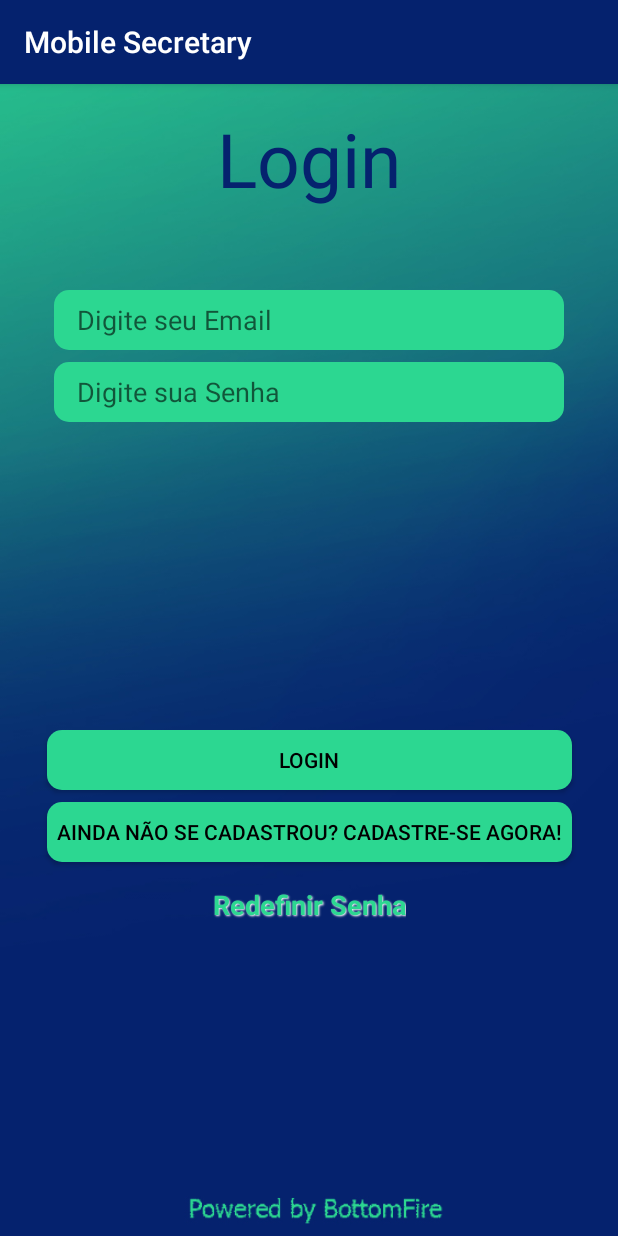
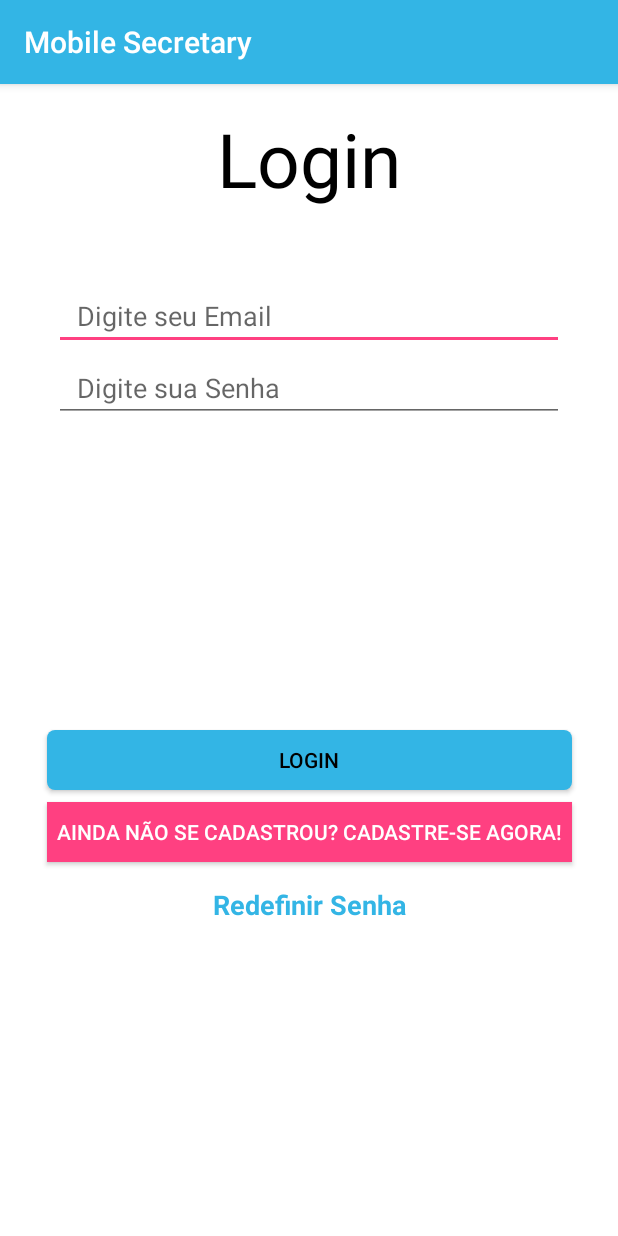
Before and after one commit to MarthinKorb/MobileSecretary, an Android app: the screen it shows after launch (LoginActivity), on a phone screen of 412 x 824 dp. Run offline under Robolectric (Android 15) with nearby library versions, the phone set to English and light mode, and no system bars; our stand-ins replace Firebase (no records; nobody signed in at launch, a user with empty details on screens opened directly).

Commit message:
alterações no layout

```diff
--- a/app/src/main/java/mobiletcc/curso/br/mobilesecretarytcc/AddConsultaActivity.java
+++ b/app/src/main/java/mobiletcc/curso/br/mobilesecretarytcc/AddConsultaActivity.java
@@ -108,7 +108,6 @@ public class AddConsultaActivity extends AppCompatActivity implements TimePicker
 
     @Override
     public void onTimeSet(TimePicker view, int hourOfDay, int minute) {
-
         edtHora.setText(hourOfDay + ":" + minute);
     }
 
@@ -134,6 +133,7 @@ public class AddConsultaActivity extends AppCompatActivity implements TimePicker
             public void onDataChange(@NonNull DataSnapshot dataSnapshot) {
                 listaConsulta.clear();
                 for (DataSnapshot dtSnapshot:dataSnapshot.getChildren()){
+
                     Consulta c = dtSnapshot.getValue(Consulta.class);
                     if(c.getIdUser() == null){
                         listaConsulta.add(c);
--- a/app/src/main/res/drawable/bg_calend.xml
+++ b/app/src/main/res/drawable/bg_calend.xml
@@ -1,9 +1,8 @@
 <?xml version="1.0" encoding="utf-8"?>
 <shape xmlns:android="http://schemas.android.com/apk/res/android">
 
-<corners android:radius="10dp"></corners>
+<corners android:radius="5dp"></corners>
 
     <solid android:color="@color/colorButtons"></solid>
 
-
 </shape>
--- a/app/src/main/res/layout/activity_add_consulta.xml
+++ b/app/src/main/res/layout/activity_add_consulta.xml
@@ -4,7 +4,6 @@
     xmlns:tools="http://schemas.android.com/tools"
     android:layout_width="match_parent"
     android:layout_height="match_parent"
-    android:background="@drawable/fundoapp"
     tools:context=".AddConsultaActivity">
 
     <EditText
@@ -17,7 +16,6 @@
         android:layout_marginEnd="8dp"
         android:layout_marginRight="8dp"
         android:layout_marginBottom="16dp"
-        android:background="@drawable/bg_calend"
         android:ems="10"
         android:hint="Data"
         android:inputType="date"
@@ -37,7 +35,6 @@
         android:layout_marginTop="14dp"
         android:layout_marginEnd="8dp"
         android:layout_marginRight="8dp"
-        android:background="@drawable/bg_calend"
         android:ems="10"
         android:hint="Hora"
         android:inputType="time"
@@ -58,7 +55,6 @@
         android:layout_marginEnd="8dp"
         android:layout_marginRight="8dp"
         android:layout_marginBottom="8dp"
-        android:background="@drawable/bg_calend"
         android:padding="20dp"
         app:layout_constraintBottom_toBottomOf="parent"
         app:layout_constraintEnd_toEndOf="parent"
--- a/app/src/main/res/layout/activity_adm.xml
+++ b/app/src/main/res/layout/activity_adm.xml
@@ -4,7 +4,6 @@
     xmlns:tools="http://schemas.android.com/tools"
     android:layout_width="match_parent"
     android:layout_height="match_parent"
-    android:background="@drawable/fundoapp"
     tools:context=".AdmActivity">
 
     <TextView
@@ -21,7 +20,7 @@
         android:shadowDy="1"
         android:shadowRadius="10"
         android:text="Mobile Secretary"
-        android:textColor="#05226E"
+        android:textColor="@android:color/black"
         android:textSize="45sp"
         app:layout_constraintEnd_toEndOf="parent"
         app:layout_constraintStart_toStartOf="parent"
--- a/app/src/main/res/layout/activity_cadastro.xml
+++ b/app/src/main/res/layout/activity_cadastro.xml
@@ -4,7 +4,6 @@
     xmlns:tools="http://schemas.android.com/tools"
     android:layout_width="match_parent"
     android:layout_height="match_parent"
-    android:background="@drawable/fundoapp"
     tools:context=".CadastroActivity"
     tools:layout_editor_absoluteY="25dp">
 
@@ -13,7 +12,6 @@
         android:layout_width="340dp"
         android:layout_height="40dp"
         android:layout_marginTop="16dp"
-        android:background="@drawable/bg_calend"
         android:ems="10"
         android:focusable="auto"
         android:focusedByDefault="true"
@@ -30,7 +28,6 @@
         android:layout_width="340dp"
         android:layout_height="40dp"
         android:layout_marginTop="8dp"
-        android:background="@drawable/bg_calend"
         android:ems="10"
         android:hint="Digite seu Email"
         android:inputType="textEmailAddress"
@@ -46,7 +43,6 @@
         android:layout_width="340dp"
         android:layout_height="40dp"
         android:layout_marginTop="8dp"
-        android:background="@drawable/bg_calend"
         android:ems="10"
         android:hint="Digite sua senha"
         android:inputType="textPassword"
@@ -80,7 +76,6 @@
         android:layout_marginTop="16dp"
         android:layout_marginEnd="8dp"
         android:layout_marginRight="8dp"
-        android:background="@drawable/bg_button_img_rounded"
         android:hint="Carregar foto"
         android:textColor="#fff"
         android:textColorHint="#fff"
@@ -105,7 +100,6 @@
         android:layout_width="340dp"
         android:layout_height="40dp"
         android:layout_marginTop="8dp"
-        android:background="@drawable/bg_calend"
         android:ems="10"
         android:hint="Confirme sua senha"
         android:inputType="textPassword"
--- a/app/src/main/res/layout/activity_calendario.xml
+++ b/app/src/main/res/layout/activity_calendario.xml
@@ -16,7 +16,7 @@
         android:layout_marginEnd="33dp"
         android:layout_marginRight="33dp"
         android:layout_marginBottom="78dp"
-        android:background="@drawable/bg_calend"
+        android:background="@android:color/white"
         app:layout_constraintBottom_toTopOf="@+id/btn_ConfirmaId"
         app:layout_constraintEnd_toEndOf="parent"
         app:layout_constraintStart_toStartOf="parent"
@@ -31,7 +31,6 @@
         android:layout_marginEnd="27dp"
         android:layout_marginRight="27dp"
         android:layout_marginBottom="16dp"
-        android:background="@drawable/bg_calend"
         android:text="Confirmar"
         app:layout_constraintBottom_toBottomOf="parent"
         app:layout_constraintEnd_toEndOf="parent"
--- a/app/src/main/res/layout/activity_consultas_disponiveis.xml
+++ b/app/src/main/res/layout/activity_consultas_disponiveis.xml
@@ -4,7 +4,6 @@
     xmlns:tools="http://schemas.android.com/tools"
     android:layout_width="match_parent"
     android:layout_height="match_parent"
-    android:background="@color/colorBackgroundApp"
     tools:context=".ConsultasDisponiveisActivity">
 
     <ListView
@@ -16,7 +15,6 @@
         android:layout_marginTop="24dp"
         android:layout_marginEnd="8dp"
         android:layout_marginRight="8dp"
-        android:background="@drawable/bg_calend"
         android:padding="20dp"
         app:layout_constraintEnd_toEndOf="parent"
         app:layout_constraintHorizontal_bias="0.0"
--- a/app/src/main/res/layout/activity_gerenciar_consulta.xml
+++ b/app/src/main/res/layout/activity_gerenciar_consulta.xml
@@ -4,7 +4,7 @@
     xmlns:tools="http://schemas.android.com/tools"
     android:layout_width="match_parent"
     android:layout_height="match_parent"
-    android:background="@drawable/fundoapp"
+    android:background="@color/colorBackgroundApp"
     tools:context=".GerenciarConsultaActivity"
     tools:layout_editor_absoluteY="25dp">
 
@@ -34,7 +34,6 @@
         android:layout_marginTop="8dp"
         android:layout_marginEnd="8dp"
         android:layout_marginRight="8dp"
-        android:background="@drawable/bg_calend"
         android:padding="20dp"
         app:layout_constraintEnd_toEndOf="parent"
         app:layout_constraintHorizontal_bias="0.0"
--- a/app/src/main/res/layout/activity_historico_consultas.xml
+++ b/app/src/main/res/layout/activity_historico_consultas.xml
@@ -17,7 +17,6 @@
         android:layout_marginEnd="8dp"
         android:layout_marginRight="8dp"
         android:layout_marginBottom="32dp"
-        android:background="@drawable/bg_calend"
         android:padding="20dp"
         app:layout_constraintBottom_toBottomOf="parent"
         app:layout_constraintEnd_toEndOf="parent"
--- a/app/src/main/res/layout/activity_lista_users.xml
+++ b/app/src/main/res/layout/activity_lista_users.xml
@@ -17,7 +17,7 @@
         android:layout_marginEnd="8dp"
         android:layout_marginRight="8dp"
         android:layout_marginBottom="8dp"
-        android:background="@drawable/bg_calend"
+        android:background="@color/colorBackgroundApp"
         android:padding="20dp"
         app:layout_constraintBottom_toBottomOf="parent"
         app:layout_constraintEnd_toEndOf="parent"
--- a/app/src/main/res/layout/activity_login.xml
+++ b/app/src/main/res/layout/activity_login.xml
@@ -4,7 +4,7 @@
     xmlns:tools="http://schemas.android.com/tools"
     android:layout_width="match_parent"
     android:layout_height="match_parent"
-    android:background="@drawable/fundoapp"
+    android:background="@color/colorBackgroundApp"
     tools:context=".LoginActivity"
     tools:layout_editor_absoluteY="25dp">
 
@@ -13,7 +13,6 @@
         android:layout_width="340dp"
         android:layout_height="40dp"
         android:layout_marginTop="52dp"
-        android:background="@drawable/bg_calend"
         android:ems="10"
         android:hint="Digite seu Email"
         android:inputType="textEmailAddress"
@@ -28,7 +27,6 @@
         android:layout_width="340dp"
         android:layout_height="40dp"
         android:layout_marginTop="8dp"
-        android:background="@drawable/bg_calend"
         android:ems="10"
         android:hint="Digite sua Senha"
         android:inputType="textPassword"
@@ -58,9 +56,9 @@
         android:layout_height="40dp"
         android:layout_marginTop="8dp"
         android:layout_marginBottom="8dp"
-        android:background="@drawable/bg_calend"
+        android:background="@color/colorAccent"
         android:text="Ainda não se Cadastrou? Cadastre-se agora!"
-        android:textColor="#000"
+        android:textColor="#fff"
         android:textSize="14sp"
         app:layout_constraintBottom_toTopOf="@+id/txt_Reset_SenhaId"
         app:layout_constraintEnd_toEndOf="@+id/btn_Logar"
@@ -72,10 +70,6 @@
         android:layout_width="wrap_content"
         android:layout_height="wrap_content"
         android:layout_marginTop="16dp"
-        android:shadowColor="#fff"
-        android:shadowDx="1"
-        android:shadowDy="1"
-        android:shadowRadius="1"
         android:text="Redefinir Senha"
         android:textColor="@color/colorButtons"
         android:textSize="18sp"
@@ -94,7 +88,7 @@
         android:layout_marginEnd="8dp"
         android:layout_marginRight="8dp"
         android:text="Login"
-        android:textColor="#05226E"
+        android:textColor="#000"
         android:textSize="50sp"
         android:textStyle="normal"
         app:layout_constraintEnd_toEndOf="parent"
--- a/app/src/main/res/layout/activity_main.xml
+++ b/app/src/main/res/layout/activity_main.xml
@@ -4,7 +4,7 @@
     xmlns:tools="http://schemas.android.com/tools"
     android:layout_width="match_parent"
     android:layout_height="match_parent"
-    android:background="@drawable/fundoapp"
+    android:background="@color/colorBackgroundApp"
     tools:context=".MainActivity"
     tools:layout_editor_absoluteY="25dp">
 
@@ -83,6 +83,7 @@
         android:layout_marginEnd="8dp"
         android:layout_marginRight="8dp"
         android:text="Mobile Secretary"
+        android:textColor="#000"
         android:textSize="45sp"
         app:layout_constraintEnd_toEndOf="parent"
         app:layout_constraintStart_toStartOf="parent"
--- a/app/src/main/res/layout/activity_meu_perfil.xml
+++ b/app/src/main/res/layout/activity_meu_perfil.xml
@@ -4,7 +4,7 @@
     xmlns:tools="http://schemas.android.com/tools"
     android:layout_width="match_parent"
     android:layout_height="match_parent"
-    android:background="@drawable/fundoapp"
+    android:background="@color/colorBackgroundApp"
     tools:context=".MeuPerfilActivity"
     tools:layout_editor_absoluteY="25dp">
 
@@ -16,7 +16,7 @@
         android:layout_marginLeft="32dp"
         android:layout_marginTop="60dp"
         android:text="Email:"
-        android:textColor="@color/colorButtons"
+        android:textColor="@android:color/black"
         android:textSize="20sp"
         app:layout_constraintStart_toStartOf="parent"
         app:layout_constraintTop_toBottomOf="@+id/imageView" />
@@ -43,7 +43,7 @@
         android:layout_marginLeft="32dp"
         android:layout_marginTop="144dp"
         android:text="Ver histórico de Agendamentos"
-        android:textColor="@color/colorButtons"
+        android:textColor="@android:color/black"
         android:textSize="20sp"
         app:layout_constraintEnd_toEndOf="@+id/imageView"
         app:layout_constraintHorizontal_bias="0.0"
--- a/app/src/main/res/layout/activity_reset_senha.xml
+++ b/app/src/main/res/layout/activity_reset_senha.xml
@@ -4,7 +4,7 @@
     xmlns:tools="http://schemas.android.com/tools"
     android:layout_width="match_parent"
     android:layout_height="match_parent"
-    android:background="@drawable/fundoapp"
+    android:background="@color/colorBackgroundApp"
     tools:context=".ResetSenhaActivity">
 
     <Button
@@ -29,6 +29,7 @@
         android:layout_marginEnd="8dp"
         android:layout_marginRight="8dp"
         android:text="Redefinir Senha"
+        android:textColor="@android:color/black"
         android:textSize="50sp"
         app:layout_constraintEnd_toEndOf="parent"
         app:layout_constraintStart_toStartOf="parent"
@@ -39,7 +40,6 @@
         android:layout_width="340dp"
         android:layout_height="40dp"
         android:layout_marginTop="56dp"
-        android:background="@drawable/bg_calend"
         android:ems="10"
         android:hint="Digite seu Email"
         android:inputType="textEmailAddress"
--- a/app/src/main/res/layout/activity_ver_cons_admin.xml
+++ b/app/src/main/res/layout/activity_ver_cons_admin.xml
@@ -4,7 +4,7 @@
     xmlns:tools="http://schemas.android.com/tools"
     android:layout_width="match_parent"
     android:layout_height="match_parent"
-    android:background="@drawable/fundoapp"
+    android:background="@color/colorBackgroundApp"
     tools:context=".VerConsAdminActivity">
 
     <ListView
@@ -17,7 +17,7 @@
         android:layout_marginEnd="8dp"
         android:layout_marginRight="8dp"
         android:layout_marginBottom="48dp"
-        android:background="@drawable/bg_calend"
+        android:background="@color/colorBackgroundApp"
         android:padding="20dp"
         app:layout_constraintBottom_toBottomOf="parent"
         app:layout_constraintEnd_toEndOf="parent"
--- a/app/src/main/res/values/colors.xml
+++ b/app/src/main/res/values/colors.xml
@@ -3,6 +3,6 @@
     <color name="colorPrimary">#ff33b5e5</color>
     <color name="colorPrimaryDark">#303f9f</color>
     <color name="colorAccent">#FF4081</color>
-    <color name="colorBackgroundApp">#05226E</color>
-    <color name="colorButtons">#2CD791</color>
+    <color name="colorBackgroundApp">#fff</color>
+    <color name="colorButtons">@color/colorPrimary</color>
 </resources>
--- a/app/src/main/res/values/styles.xml
+++ b/app/src/main/res/values/styles.xml
@@ -3,7 +3,7 @@
     <!-- Base application theme. -->
     <style name="AppTheme" parent="Theme.AppCompat.Light.DarkActionBar">
         <!-- Customize your theme here. -->
-        <item name="colorPrimary">@color/colorBackgroundApp</item>
+        <item name="colorPrimary">@color/colorPrimary</item>
         <item name="colorPrimaryDark">@color/colorButtons</item>
         <item name="colorAccent">@color/colorAccent</item>
     </style>
```
Also changed, not shown: app/src/main/res/layout/activity_mensagem.xml (+8 -5 lines), app/src/main/res/layout/activity_sobre.xml (+2 -18 lines).
